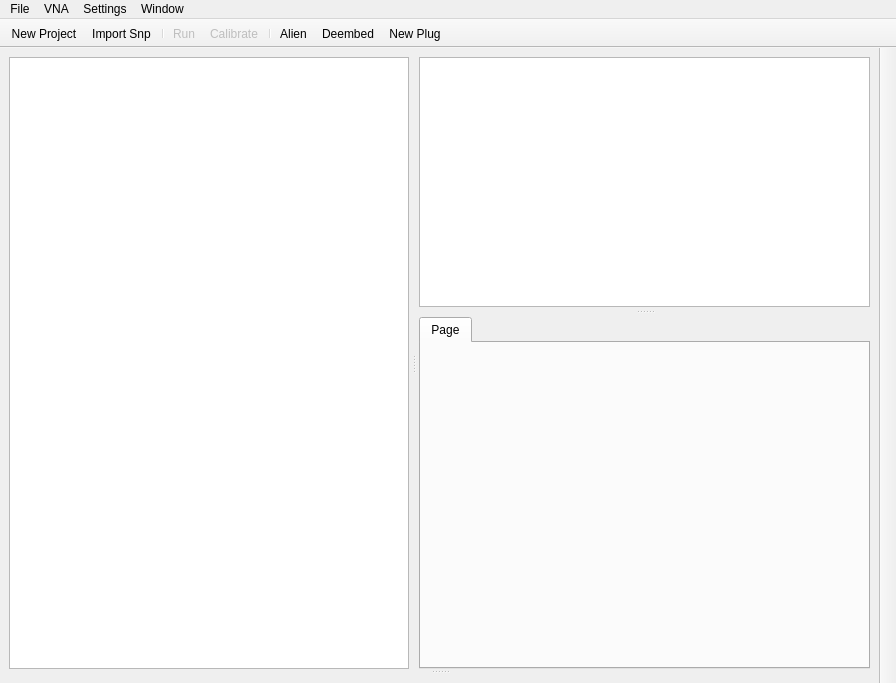
Belden-Montreal/SNP-Cable-Analyser, file UI/MainWindow.ui: the form before one commit.
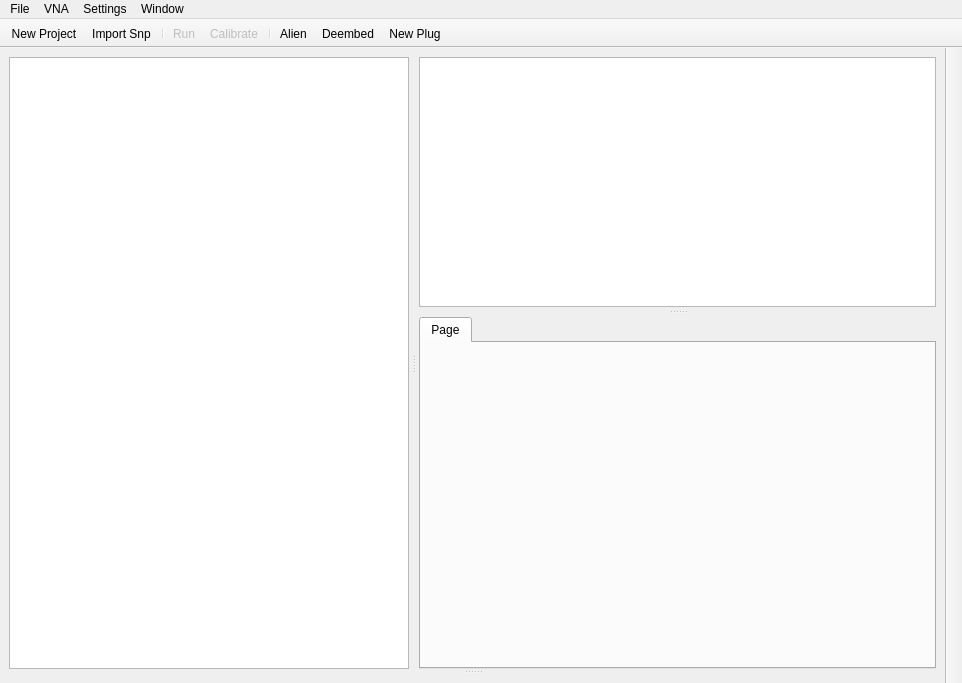
The form after the commit. Icons and pictures are not drawn. Custom widgets are drawn as their Qt base class.

```diff
--- a/UI/MainWindow.ui
+++ b/UI/MainWindow.ui
@@ -6,7 +6,7 @@
    <rect>
     <x>0</x>
     <y>0</y>
-    <width>896</width>
+    <width>962</width>
     <height>683</height>
    </rect>
   </property>
@@ -234,7 +234,7 @@
     <rect>
      <x>0</x>
      <y>0</y>
-     <width>896</width>
+     <width>962</width>
      <height>21</height>
     </rect>
    </property>
```
